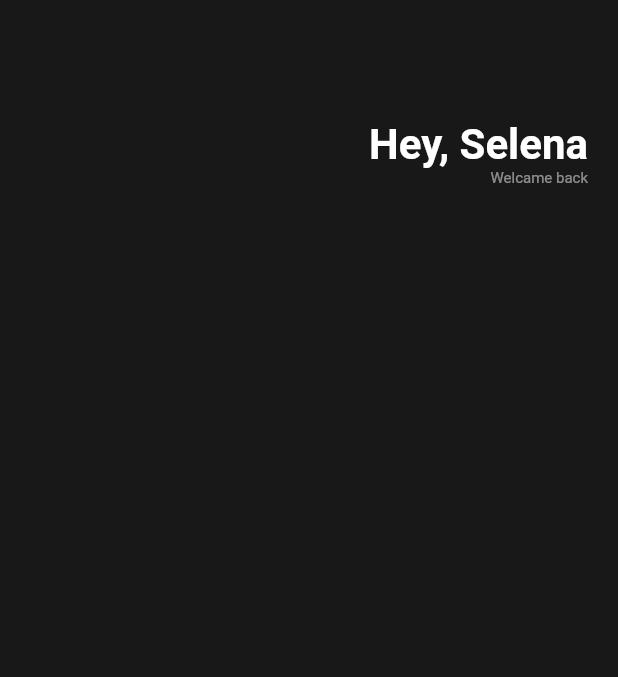
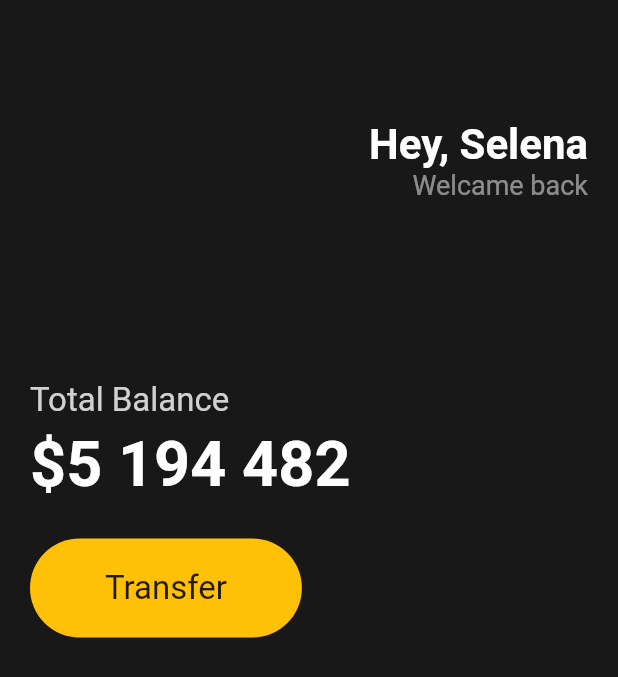
Before and after one commit to enrhd24/ChangingRePo, a Flutter app: the screen it shows after launch, on a phone screen of 412 x 824 dp. Shown: the top 677 px of the screen. Run offline on Flutter 3.47's test engine with Material 2 defaults, Android fonts, the phone set to English and light mode, and no system bars.

Commit message:
liner added button added

```diff
--- a/flutter/enrhd/lib/main.dart
+++ b/flutter/enrhd/lib/main.dart
@@ -2,54 +2,85 @@
 
 import 'package:flutter/material.dart';
 
-class Player{
+class Player {
   String name;
   Player({required this.name});
 }
+
 void main() {
-  var YeJin = Player(name : "YeJin");
+  var YeJin = Player(name: "YeJin");
   runApp(App());
 }
 
-class App extends StatelessWidget{
+class App extends StatelessWidget {
   @override
-  Widget build(BuildContext context){
+  Widget build(BuildContext context) {
     return MaterialApp(
-      home : Scaffold(
+      home: Scaffold(
           backgroundColor: Color(0xFF181818),
-        body : Padding(
-          padding : EdgeInsets.symmetric(horizontal: 20),
+          body: Padding(
+              padding: EdgeInsets.symmetric(horizontal: 20),
               child: Column(
+                crossAxisAlignment: CrossAxisAlignment.start,
                 children: [
                   SizedBox(
-                  height : 80,
+                    height: 80,
                   ),
                   Row(
                     mainAxisAlignment: MainAxisAlignment.end,
                     children: [
                       Column(
-                  crossAxisAlignment:
-                  CrossAxisAlignment.end,
-                  children : [
+                          crossAxisAlignment: CrossAxisAlignment.end,
+                          children: [
                             Text("Hey, Selena",
-                  style : TextStyle(
-                    color : Colors.white,
-                    fontSize:28,
-                    fontWeight: FontWeight.w600,)
+                                style: TextStyle(
+                                  color: Colors.white,
+                                  fontSize: 28,
+                                  fontWeight: FontWeight.w600,
+                                )),
+                            Text("Welcame back",
+                                style: TextStyle(
+                                  color: Colors.white.withOpacity(0.5),
+                                  fontSize: 18,
+                                )),
+                          ])
+                    ],
                   ),
-                  Text("Welcame back",
-                  style : TextStyle(
-                    color : Colors.white.
-                    withOpacity(0.5),
-                    fontSize: 10,)
+                  SizedBox(
+                    height: 120,
                   ),
-                  ]
+                  Text('Total Balance',
+                      style: TextStyle(
+                          fontSize: 22, color: Colors.white.withOpacity(0.8))),
+                  SizedBox(
+                    height: 5,
+                  ),
+                  Text('\$5 194 482',
+                      style: TextStyle(
+                        fontSize: 42,
+                        fontWeight: FontWeight.w600,
+                        color: Colors.white,
+                      )),
+                  SizedBox(
+                    height: 25,
+                  ),
+                  Row(
+                    children: [
+                      Container(
+                        decoration: BoxDecoration(
+                            color: Colors.amber,
+                            borderRadius: BorderRadius.circular(45)),
+                        child: Padding(
+                          padding: EdgeInsets.symmetric(
+                              vertical: 20, horizontal: 50),
+                          child:
+                              Text('Transfer', style: TextStyle(fontSize: 22)),
+                        ),
                       )
                     ],
                   )
                 ],
-        ) )
-      ),
+              ))),
     );
   }
 }
```
Lines whose indentation alone changed are shown as unchanged.
